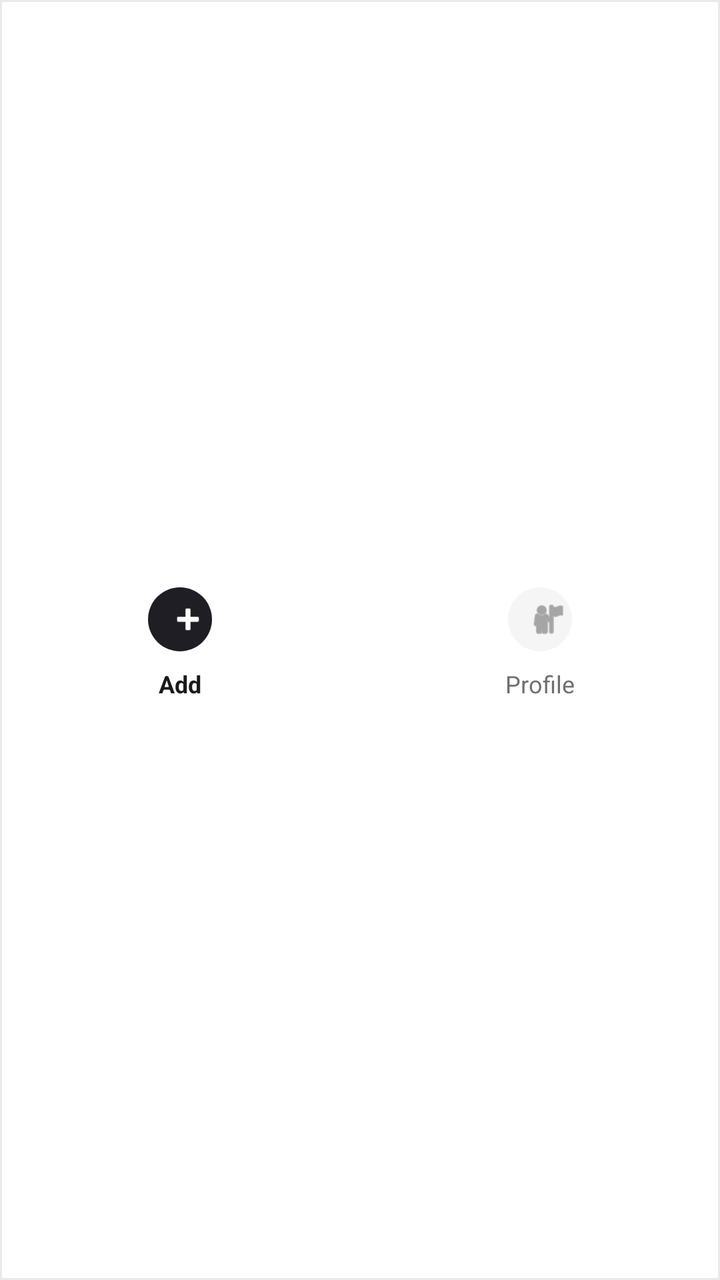
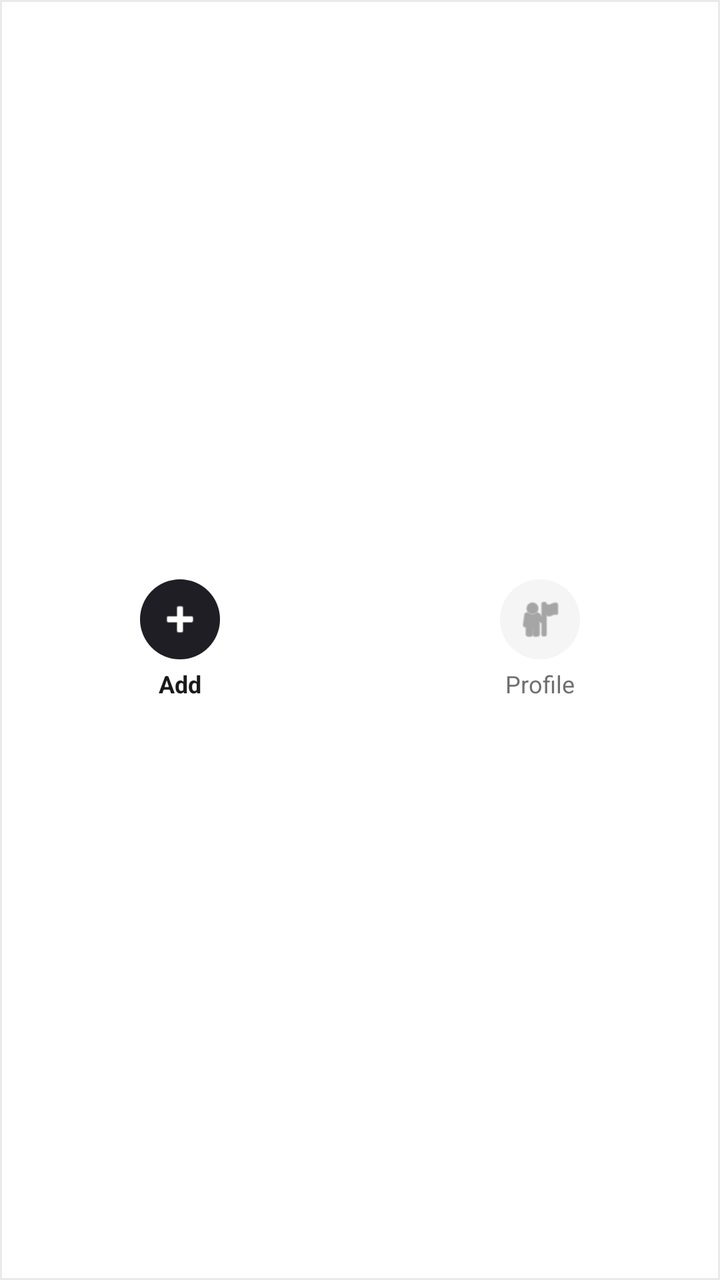

Before-and-after screenshots of an Android layout around one commit, followed by the original layout XML and the change that was made.
<!-- AndroidManifest.xml: application theme Theme.Vestiaire -->
<!-- res/layout/layout_bottom_nav.xml -->
<?xml version="1.0" encoding="utf-8"?>
<com.google.android.material.card.MaterialCardView
    xmlns:android="http://schemas.android.com/apk/res/android"
    xmlns:app="http://schemas.android.com/apk/res-auto"
    android:id="@+id/bottomBarContainer"
    android:layout_width="match_parent"
    android:layout_height="80dp"
    android:layout_gravity="bottom"
    app:cardBackgroundColor="@color/vestiaire_surface"
    app:cardElevation="16dp"
    app:cardCornerRadius="0dp"
    app:strokeWidth="1dp"
    app:strokeColor="#EAEAEA">

    <LinearLayout
        android:layout_width="match_parent"
        android:layout_height="match_parent"
        android:orientation="horizontal"
        android:baselineAligned="false">

        
        <LinearLayout
            android:id="@+id/layoutMenuAdd"
            android:layout_width="0dp"
            android:layout_height="match_parent"
            android:layout_weight="1"
            android:orientation="vertical"
            android:gravity="center"
            android:clickable="true"
            android:focusable="true">

            <com.google.android.material.button.MaterialButton
                android:id="@+id/fabAdd"
                style="@style/Widget.Material3.Button.IconButton.Filled"
                android:layout_width="40dp"
                android:layout_height="40dp"
                android:clickable="false"
                android:contentDescription="Add Clothing"
                app:icon="@android:drawable/ic_input_add"
                app:iconTint="@color/vestiaire_surface"
                app:backgroundTint="@color/vestiaire_primary" />

            <TextView
                android:id="@+id/tvAddLabel"
                android:layout_width="wrap_content"
                android:layout_height="wrap_content"
                android:layout_marginTop="4dp"
                android:text="Add"
                android:textSize="12sp"
                android:textStyle="bold"
                android:textColor="@color/vestiaire_text" />
        </LinearLayout>

        
        <LinearLayout
            android:id="@+id/layoutMenuProfile"
            android:layout_width="0dp"
            android:layout_height="match_parent"
            android:layout_weight="1"
            android:orientation="vertical"
            android:gravity="center"
            android:clickable="true"
            android:focusable="true">

            <com.google.android.material.button.MaterialButton
                android:id="@+id/btnProfile"
                style="@style/Widget.Material3.Button.IconButton.Filled.Tonal"
                android:layout_width="40dp"
                android:layout_height="40dp"
                android:clickable="false"
                android:contentDescription="Profile"
                app:icon="@android:drawable/ic_menu_myplaces"
                app:iconTint="@color/vestiaire_subtext"
                app:backgroundTint="#F5F5F5" />

            <TextView
                android:id="@+id/tvProfileLabel"
                android:layout_width="wrap_content"
                android:layout_height="wrap_content"
                android:layout_marginTop="4dp"
                android:text="Profile"
                android:textSize="12sp"
                android:textColor="@color/vestiaire_subtext" />
        </LinearLayout>

    </LinearLayout>
</com.google.android.material.card.MaterialCardView>
<!-- resources referenced by this layout -->
<resources>
  <color name="vestiaire_primary">#1E1E24</color>
  <color name="vestiaire_subtext">#707070</color>
  <color name="vestiaire_surface">#FFFFFF</color>
  <color name="vestiaire_text">#1A1A1A</color>
  <style name="Theme.Vestiaire" parent="Base.Theme.Vestiaire" />
  <style name="Base.Theme.Vestiaire" parent="Theme.Material3.DayNight.NoActionBar">
          
          
      </style>
</resources>

<!-- the commit's change to res/layout/layout_bottom_nav.xml (unified diff, before → after) -->
@@ -34,9 +34,17 @@
                 style="@style/Widget.Material3.Button.IconButton.Filled"
                 android:layout_width="40dp"
                 android:layout_height="40dp"
+                android:padding="0dp"
+                android:insetTop="0dp"
+                android:insetBottom="0dp"
+                android:insetLeft="0dp"
+                android:insetRight="0dp"
                 android:clickable="false"
                 android:contentDescription="Add Clothing"
                 app:icon="@android:drawable/ic_input_add"
+                app:iconSize="24dp"
+                app:iconGravity="textStart"
+                app:iconPadding="0dp"
                 app:iconTint="@color/vestiaire_surface"
                 app:backgroundTint="@color/vestiaire_primary" />
 
@@ -67,9 +75,17 @@
                 style="@style/Widget.Material3.Button.IconButton.Filled.Tonal"
                 android:layout_width="40dp"
                 android:layout_height="40dp"
+                android:padding="0dp"
+                android:insetTop="0dp"
+                android:insetBottom="0dp"
+                android:insetLeft="0dp"
+                android:insetRight="0dp"
                 android:clickable="false"
                 android:contentDescription="Profile"
                 app:icon="@android:drawable/ic_menu_myplaces"
+                app:iconSize="24dp"
+                app:iconGravity="textStart"
+                app:iconPadding="0dp"
                 app:iconTint="@color/vestiaire_subtext"
                 app:backgroundTint="#F5F5F5" />
 
